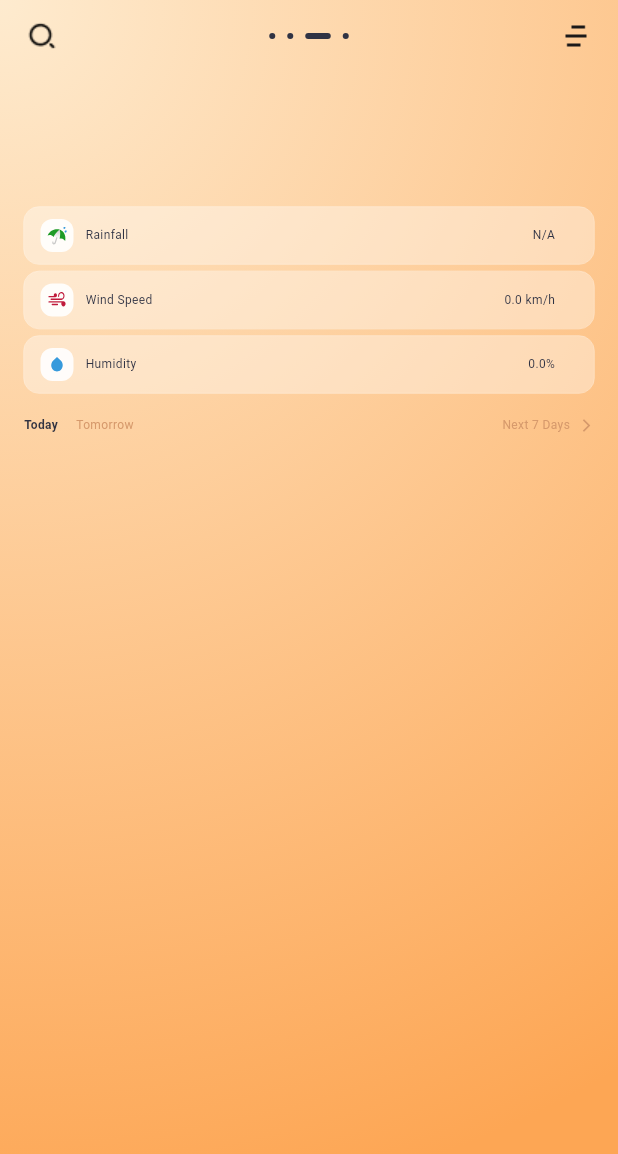
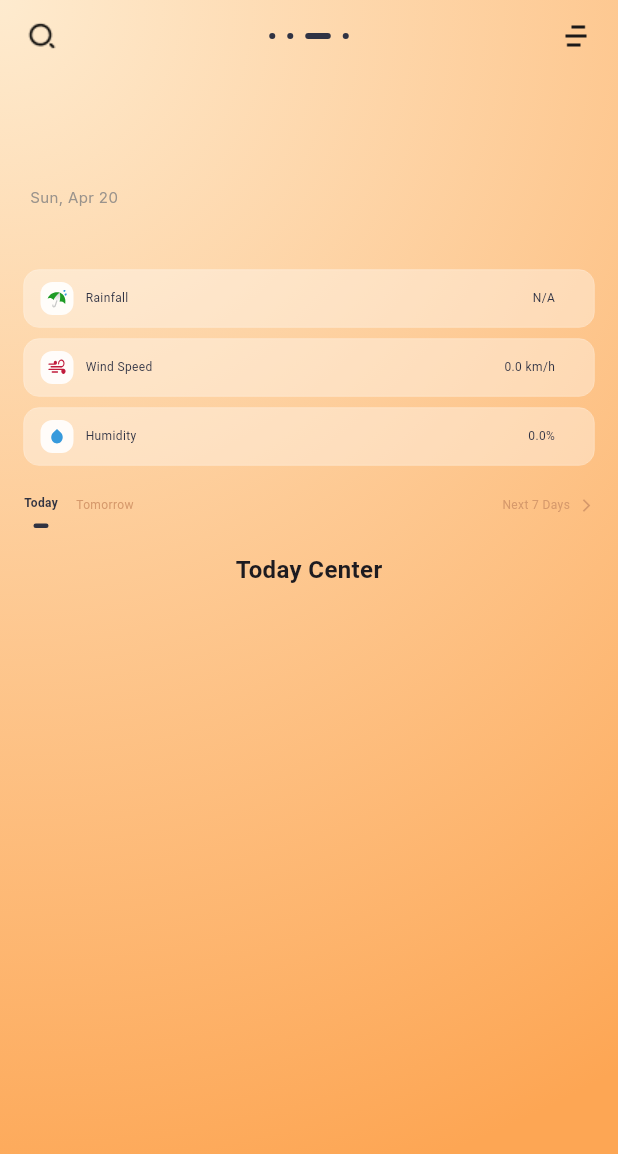
Before and after one commit to sameer261/weather_app, a Flutter app: the screen it shows after launch, on a phone screen of 412 x 824 dp. Shown: the top 1154 px of the screen. Run offline on Flutter 3.47's test engine with Material 3 defaults, Android fonts, the phone set to English and light mode, and no system bars; our stand-ins replace flutter_svg, get.

Commit message:
manage spacing

```diff
--- a/lib/weatherview/firstscreen/Weather_view.dart
+++ b/lib/weatherview/firstscreen/Weather_view.dart
@@ -27,13 +27,13 @@ class FirstScreen extends StatelessWidget {
           crossAxisAlignment: CrossAxisAlignment.start,
           children: [
             CustomTopBar(),
-            SizedBox(height: 12),
+            SizedBox(height: 20),
             LocationWidget(),
-            SizedBox(height: 10),
+            SizedBox(height: 20),
             WeatherInfoWidget(),
             SizedBox(height: 10),
             WeatherDetailsWidget(),
-            SizedBox(height: 16),
+            SizedBox(height: 20),
             CustomTabBar(),
           ],
         ),
--- a/lib/weatherview/firstscreen/widgets/tabbar/tabbar.dart
+++ b/lib/weatherview/firstscreen/widgets/tabbar/tabbar.dart
@@ -1,4 +1,3 @@
-// custom_tabbar.dart
 import 'package:flutter/material.dart';
 import 'package:get/get.dart';
 import 'package:weather_app/weatherview/firstscreen/widgets/tabbar/tabbar_controller.dart';
@@ -10,7 +9,10 @@ class CustomTabBar extends StatelessWidget {
   @override
   Widget build(BuildContext context) {
     return Obx(
-      () => Padding(
+      () => Column(
+        crossAxisAlignment: CrossAxisAlignment.start,
+        children: [
+          Padding(
             padding: const EdgeInsets.symmetric(horizontal: 16),
             child: Row(
               mainAxisAlignment: MainAxisAlignment.spaceBetween,
@@ -28,20 +30,16 @@ class CustomTabBar extends StatelessWidget {
                     await Get.to(() => sevendaysWeatherScreen());
                     tabController.changeTab(0); // Reset when returning
                   },
-              child: Row(
+                  child: Column(
+                    children: [
+                      Row(
                         children: [
                           Text(
                             "Next 7 Days",
                             style: TextStyle(
-                      color:
-                          tabController.selectedIndex.value == 2
-                              ? Color(0xFF313341)
-                              : Color(0xFFD6996B),
+                              color: Color(0xFFD6996B),
                               fontSize: 8,
-                      fontWeight:
-                          tabController.selectedIndex.value == 2
-                              ? FontWeight.w700
-                              : FontWeight.w400,
+                              fontWeight: FontWeight.w400,
                             ),
                           ),
                           SizedBox(width: 6),
@@ -52,9 +50,49 @@ class CustomTabBar extends StatelessWidget {
                           ),
                         ],
                       ),
+                      SizedBox(height: 8),
+                      Visibility(
+                        visible: false,
+                        child: Container(
+                          width: 10,
+                          height: 3,
+                          decoration: BoxDecoration(
+                            color: Color(0xFF313341),
+                            borderRadius: BorderRadius.circular(4),
+                          ),
+                        ),
                       ),
                     ],
                   ),
+                ),
+              ],
+            ),
+          ),
+
+          SizedBox(height: 16),
+
+          // This is where the tab content shows
+          Center(
+            child: Builder(
+              builder: (_) {
+                final selectedIndex = tabController.selectedIndex.value;
+                if (selectedIndex == 0) {
+                  return Text(
+                    "Today Center",
+                    style: TextStyle(fontSize: 16, fontWeight: FontWeight.bold),
+                  );
+                } else if (selectedIndex == 1) {
+                  return Text(
+                    "Tomorrow Center",
+                    style: TextStyle(fontSize: 16, fontWeight: FontWeight.bold),
+                  );
+                } else {
+                  return SizedBox.shrink(); // No content for index 2
+                }
+              },
+            ),
+          ),
+        ],
       ),
     );
   }
@@ -63,7 +101,9 @@ class CustomTabBar extends StatelessWidget {
     final isSelected = tabController.selectedIndex.value == index;
     return GestureDetector(
       onTap: () => tabController.changeTab(index),
-      child: Text(
+      child: Column(
+        children: [
+          Text(
             title,
             style: TextStyle(
               color: isSelected ? Color(0xFF313341) : Color(0xFFD6996B),
@@ -71,6 +111,20 @@ class CustomTabBar extends StatelessWidget {
               fontWeight: isSelected ? FontWeight.w700 : FontWeight.w400,
             ),
           ),
+          SizedBox(height: 8),
+          Visibility(
+            visible: isSelected,
+            child: Container(
+              width: 10,
+              height: 3,
+              decoration: BoxDecoration(
+                color: Color(0xFF313341),
+                borderRadius: BorderRadius.circular(4),
+              ),
+            ),
+          ),
+        ],
+      ),
     );
   }
 }
--- a/lib/weatherview/firstscreen/widgets/weatherinfo/locationwidget.dart
+++ b/lib/weatherview/firstscreen/widgets/weatherinfo/locationwidget.dart
@@ -1,6 +1,6 @@
-// location_widget.dart
 import 'package:flutter/material.dart';
 import 'package:get/get.dart';
+import 'package:intl/intl.dart';
 import 'package:weather_app/weatherview/firstscreen/widgets/weatherinfo/weatherinfo_controller.dart';
 
 class LocationWidget extends StatelessWidget {
@@ -10,6 +10,10 @@ class LocationWidget extends StatelessWidget {
 
   @override
   Widget build(BuildContext context) {
+    final String formattedDate = DateFormat(
+      'EEE, MMM d',
+    ).format(DateTime.now());
+
     return Padding(
       padding: const EdgeInsets.symmetric(horizontal: 20, vertical: 12),
       child: Obx(() {
@@ -26,8 +30,8 @@ class LocationWidget extends StatelessWidget {
               overflow: TextOverflow.ellipsis,
               style: const TextStyle(
                 fontFamily: 'Inter',
-                fontWeight: FontWeight.w500,
-                fontSize: 24,
+                fontWeight: FontWeight.w600,
+                fontSize: 26,
                 color: Color(0xff313341),
               ),
             ),
@@ -36,11 +40,21 @@ class LocationWidget extends StatelessWidget {
                 state,
                 style: const TextStyle(
                   fontFamily: 'Inter',
-                  fontWeight: FontWeight.w500,
-                  fontSize: 24,
+                  fontWeight: FontWeight.w600,
+                  fontSize: 26,
                   color: Color(0xff313341),
                 ),
               ),
+            const SizedBox(height: 6),
+            Text(
+              formattedDate,
+              style: const TextStyle(
+                fontFamily: 'Inter',
+                fontWeight: FontWeight.w400,
+                fontSize: 10,
+                color: Color(0xff9A938C),
+              ),
+            ),
           ],
         );
       }),
--- a/lib/weatherview/firstscreen/widgets/weatherinfo/weathermetric.dart
+++ b/lib/weatherview/firstscreen/widgets/weatherinfo/weathermetric.dart
@@ -32,7 +32,7 @@ class WeatherDetailsWidget extends StatelessWidget {
 
               paddingBottom: 1,
             ),
-            SizedBox(height: 5),
+            SizedBox(height: 8),
             _buildWeatherContainer(
               svgPath: 'assets/images/wind.svg',
               title: 'Wind Speed',
@@ -41,7 +41,7 @@ class WeatherDetailsWidget extends StatelessWidget {
               iconHeight: 18,
               paddingTop: 3,
             ),
-            SizedBox(height: 5),
+            SizedBox(height: 8),
             _buildWeatherContainer(
               svgPath: 'assets/images/humidity.svg',
               title: 'Humidity',
```
Lines whose indentation alone changed are shown as unchanged.
